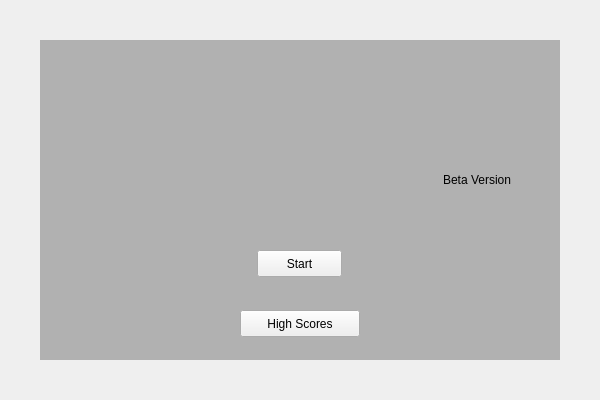
Before: the Qt Designer form titlescreen.ui in bstee615/project, drawn with Qt 5.
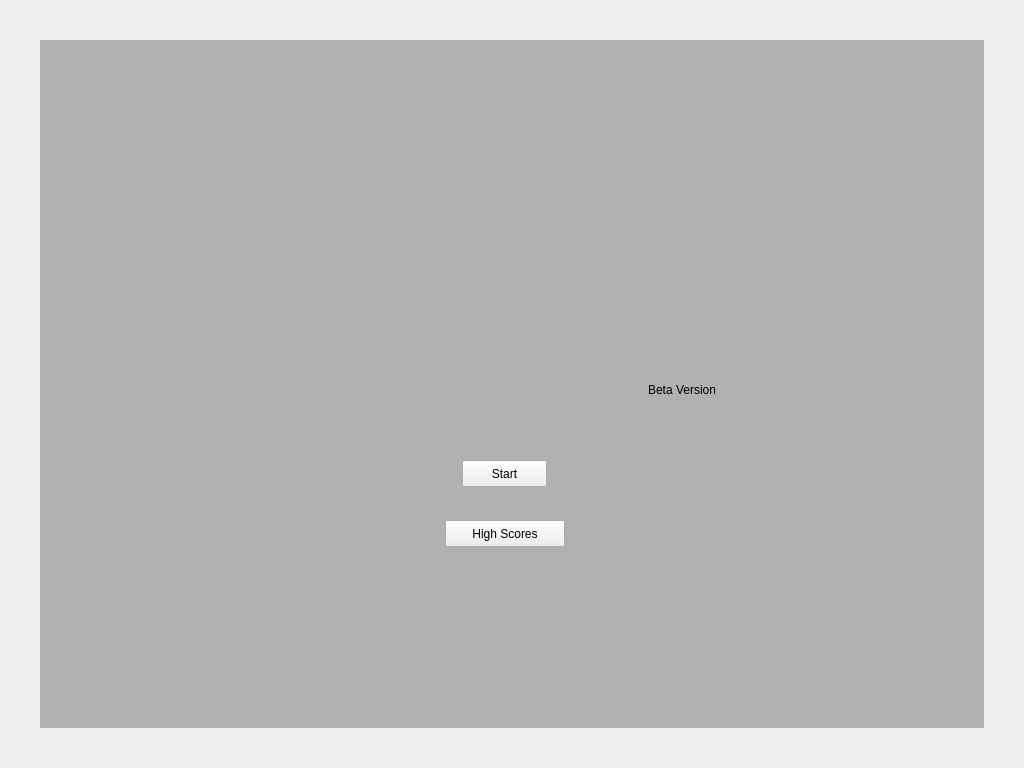
After: the same form once the commit is applied. Icons and pictures are not drawn.

```diff
--- a/titlescreen.ui
+++ b/titlescreen.ui
@@ -6,8 +6,8 @@
    <rect>
     <x>0</x>
     <y>0</y>
-    <width>600</width>
-    <height>400</height>
+    <width>1024</width>
+    <height>768</height>
    </rect>
   </property>
   <property name="windowTitle">
@@ -16,8 +16,8 @@
   <widget class="QLabel" name="label">
    <property name="geometry">
     <rect>
-     <x>75</x>
-     <y>60</y>
+     <x>280</x>
+     <y>270</y>
      <width>450</width>
      <height>120</height>
     </rect>
@@ -35,8 +35,8 @@
   <widget class="QPushButton" name="btnStart">
    <property name="geometry">
     <rect>
-     <x>257</x>
-     <y>250</y>
+     <x>462</x>
+     <y>460</y>
      <width>85</width>
      <height>27</height>
     </rect>
@@ -50,8 +50,8 @@
     <rect>
      <x>40</x>
      <y>40</y>
-     <width>520</width>
-     <height>320</height>
+     <width>944</width>
+     <height>688</height>
     </rect>
    </property>
    <property name="styleSheet">
@@ -64,8 +64,8 @@
   <widget class="QLabel" name="label_2">
    <property name="geometry">
     <rect>
-     <x>430</x>
-     <y>170</y>
+     <x>635</x>
+     <y>380</y>
      <width>81</width>
      <height>20</height>
     </rect>
@@ -83,8 +83,8 @@
   <widget class="QPushButton" name="lblHighScores">
    <property name="geometry">
     <rect>
-     <x>240</x>
-     <y>310</y>
+     <x>445</x>
+     <y>520</y>
      <width>120</width>
      <height>27</height>
     </rect>
```
